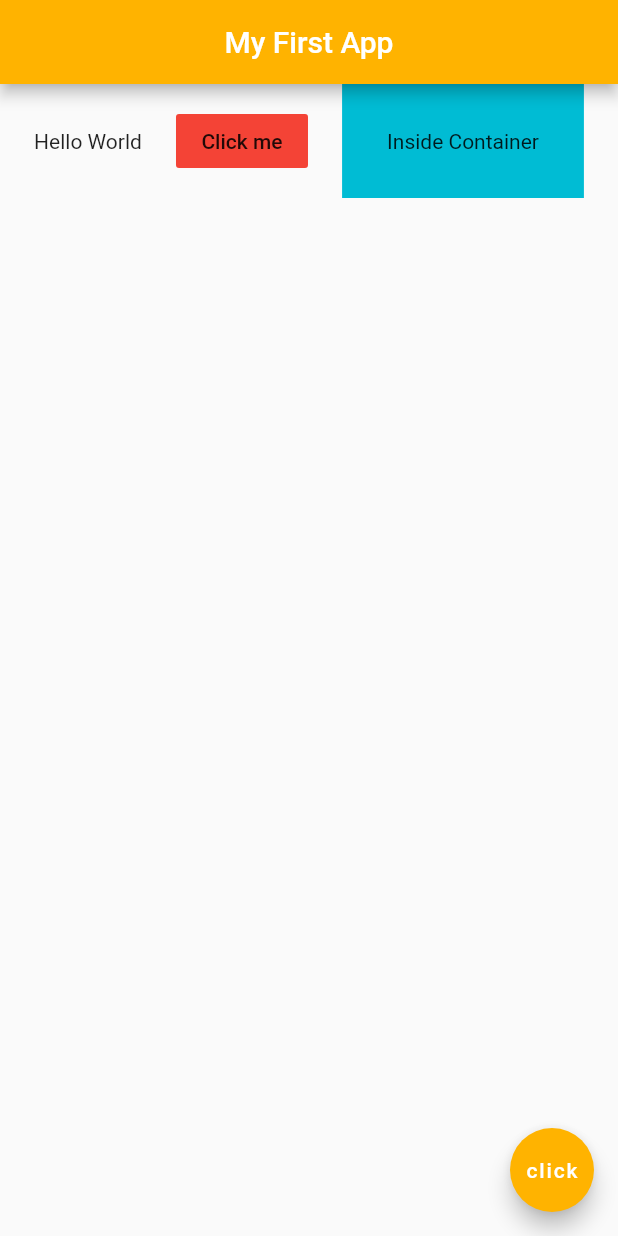
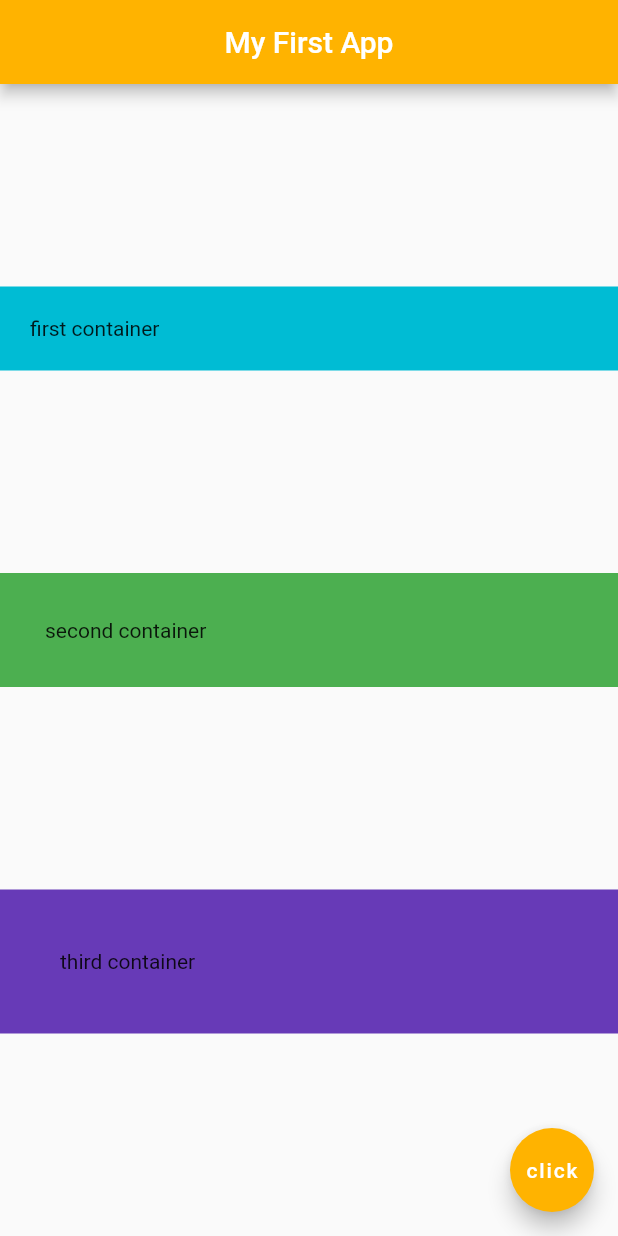
Before and after one commit to pankajatgithub/Flutter_first_project, a Flutter app: the screen it shows after launch, on a phone screen of 412 x 824 dp. Run offline on Flutter 3.47's test engine with Material 2 defaults, Android fonts, the phone set to English and light mode, and no system bars.

Commit message:
column in flutter

```diff
--- a/lib/main.dart
+++ b/lib/main.dart
@@ -18,23 +18,27 @@ class Home extends StatelessWidget {
         centerTitle: true,
         backgroundColor:Colors.amber[600],
       ),
-      body:Row(
+      body:Column(
         mainAxisAlignment: MainAxisAlignment.spaceEvenly,
-        crossAxisAlignment: CrossAxisAlignment.center,
-
+        crossAxisAlignment:CrossAxisAlignment.stretch,
         children: [
-          Text("Hello World"),
-          FlatButton(
-              onPressed: (){},
-              child: Text("Click me"),
-            color: Colors.red,
+          Container(
+            color: Colors.cyan,
+            padding: EdgeInsets.all(20.0),
+            child: Text("first container"),
           ),
           Container(
-            color: Colors.cyan,
+            color: Colors.green,
             padding: EdgeInsets.all(30.0),
-            child: Text("Inside Container"),
-          )
+            child: Text("second container"),
+          ),
+          Container(
+            color: Colors.deepPurple,
+            padding: EdgeInsets.all(40.0),
+            child: Text("third container"),
+          ),
         ],
+
       ),
       floatingActionButton: FloatingActionButton(
         onPressed: (){},
```
